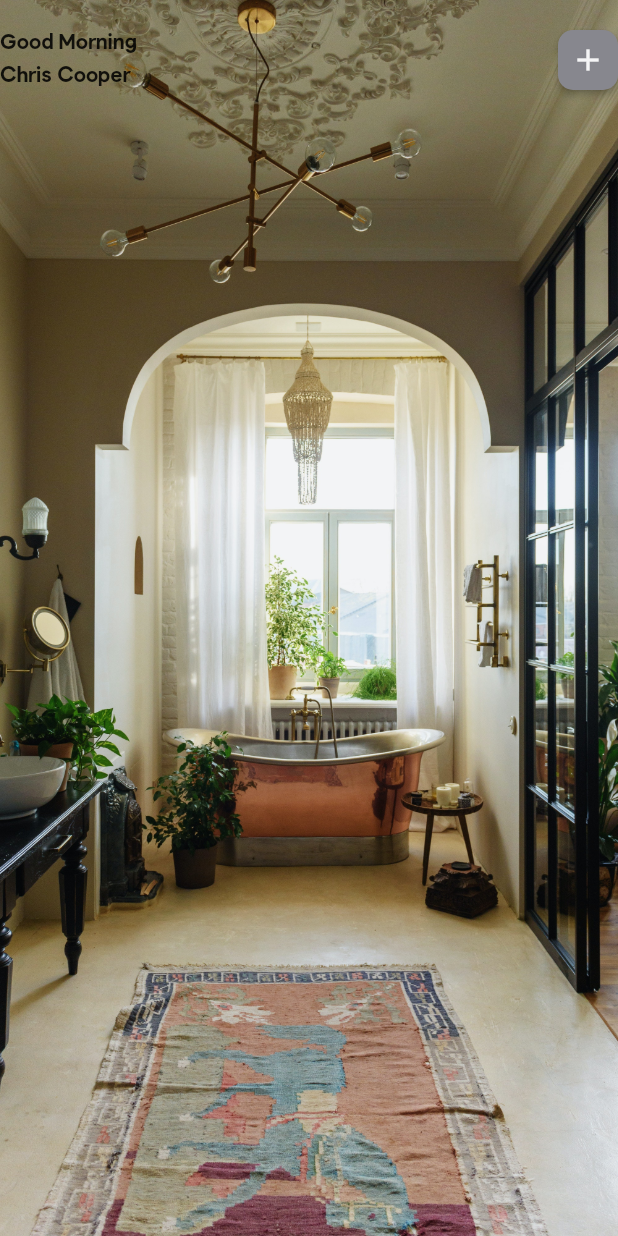
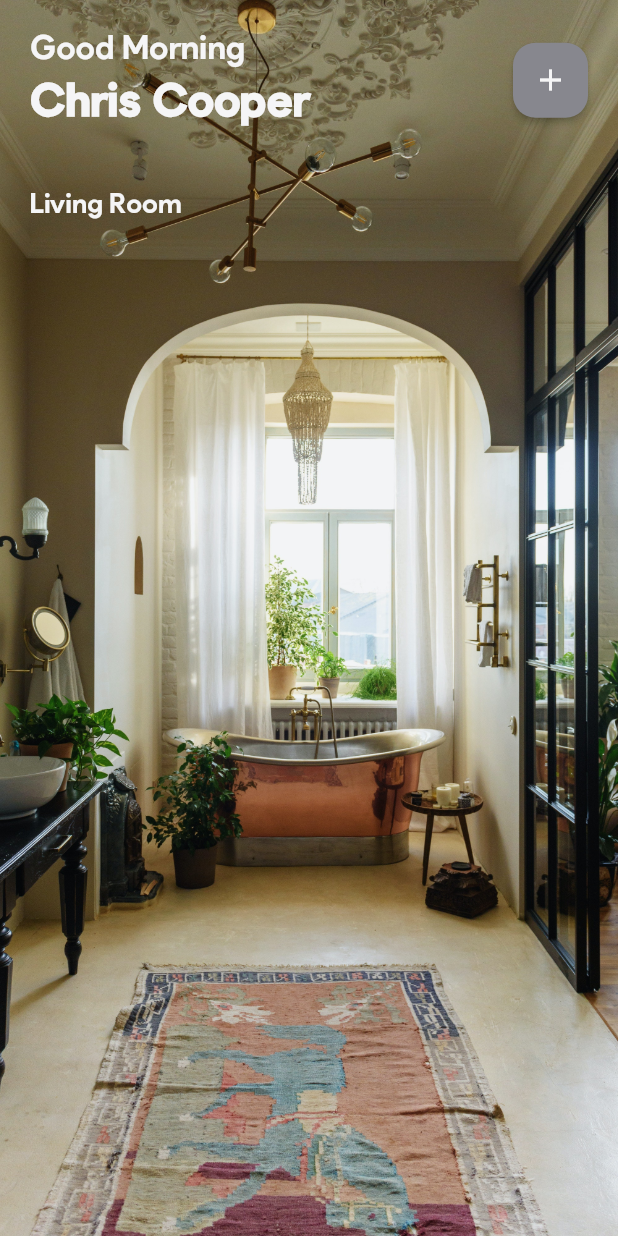
Before and after one commit to prateek601/smart_home_manager, a Flutter app: the screen it shows after launch, on a phone screen of 412 x 824 dp. Run offline on Flutter 3.47's test engine with Material 2 defaults, Android fonts, the phone set to English and light mode, and no system bars.

Commit message:
added stacked home widget , top section widget and card section widget and changed the location of Home.dart file

```diff
--- a/lib/Home.dart
+++ /dev/null
@@ -1,67 +0,0 @@
-import 'package:flutter/material.dart';
-import 'package:smart_home_manager/constants.dart';
-
-class Home extends StatefulWidget {
-  const Home({Key? key}) : super(key: key);
-
-  @override
-  _HomeState createState() => _HomeState();
-}
-
-class _HomeState extends State<Home> {
-  @override
-  Widget build(BuildContext context) {
-    return Scaffold(
-      body: Stack(
-        fit: StackFit.expand,
-        children: [
-          Container(
-            child: Image.asset(
-              'assets/home_bg.jpg',
-              fit: BoxFit.cover,
-            ),
-          ),
-          SafeArea(
-            child: Padding(
-              padding: const EdgeInsets.only(top: 20),
-              child: Container(
-                child: Column(
-                  children: [
-                    Row(
-                      mainAxisAlignment: MainAxisAlignment.spaceBetween,
-                      children: [
-                        Column(
-                          crossAxisAlignment: CrossAxisAlignment.start,
-                          children: [
-                            Text('Good Morning',),
-                            SizedBox(height: 5),
-                            Text('Chris Cooper')
-                          ],
-                        ),
-                        MaterialButton(
-                          onPressed: (){},
-                          color: Constants.greyColor,
-                          height: 40,
-                          minWidth: 40,
-                          materialTapTargetSize: MaterialTapTargetSize.shrinkWrap,
-                          padding: EdgeInsets.zero,
-                          child: Icon(
-                            Icons.add,
-                            color: Constants.whiteColor,
-                          ),
-                          shape: RoundedRectangleBorder(
-                            borderRadius:BorderRadius.circular(10.0),
-                          ),
-                        )
-                      ],
-                    )
-                  ],
-                ),
-              ),
-            ),
-          )
-        ],
-      ),
-    );
-  }
-}
--- a/lib/main.dart
+++ b/lib/main.dart
@@ -1,5 +1,5 @@
 import 'package:flutter/material.dart';
-import 'Home.dart';
+import 'screens/home/Home.dart';
 
 void main() {
   runApp(MyApp());
--- /dev/null
+++ b/lib/screens/home/CardSection.dart
@@ -0,0 +1,10 @@
+import 'package:flutter/material.dart';
+
+class CardSection extends StatelessWidget {
+  const CardSection({Key? key}) : super(key: key);
+
+  @override
+  Widget build(BuildContext context) {
+    return Container();
+  }
+}
--- /dev/null
+++ b/lib/screens/home/Home.dart
@@ -0,0 +1,27 @@
+import 'package:flutter/material.dart';
+import 'package:smart_home_manager/screens/home/StackedHome.dart';
+
+class Home extends StatefulWidget {
+  const Home({Key? key}) : super(key: key);
+
+  @override
+  _HomeState createState() => _HomeState();
+}
+
+class _HomeState extends State<Home> {
+  @override
+  Widget build(BuildContext context) {
+    return Scaffold(
+      body: Stack(
+        fit: StackFit.expand,
+        children: [
+          Image.asset(
+            'assets/home_bg.jpg',
+            fit: BoxFit.cover,
+          ),
+          StackedHome()
+        ],
+      ),
+    );
+  }
+}
--- /dev/null
+++ b/lib/screens/home/HomeTopSection.dart
@@ -0,0 +1,51 @@
+import 'package:flutter/material.dart';
+import 'package:smart_home_manager/constants.dart';
+
+class HomeTopSection extends StatelessWidget {
+  const HomeTopSection({Key? key}) : super(key: key);
+
+  @override
+  Widget build(BuildContext context) {
+    return Row(
+      mainAxisAlignment: MainAxisAlignment.spaceBetween,
+      children: [
+        Column(
+          crossAxisAlignment: CrossAxisAlignment.start,
+          children: [
+            Text(
+              'Good Morning',
+              style: TextStyle(
+                color: Constants.whiteColor,
+                fontSize: 22
+              ),
+            ),
+            SizedBox(height: 5),
+            Text(
+              'Chris Cooper',
+              style: TextStyle(
+                color: Constants.whiteColor,
+                fontSize: 30,
+                fontWeight: FontWeight.w700
+              ),
+            )
+          ],
+        ),
+        MaterialButton(
+          onPressed: (){},
+          color: Constants.greyColor,
+          height: 50,
+          minWidth: 50,
+          materialTapTargetSize: MaterialTapTargetSize.shrinkWrap,
+          padding: EdgeInsets.zero,
+          child: Icon(
+            Icons.add,
+            color: Constants.whiteColor,
+          ),
+          shape: RoundedRectangleBorder(
+            borderRadius:BorderRadius.circular(15.0),
+          ),
+        )
+      ],
+    );
+  }
+}
--- /dev/null
+++ b/lib/screens/home/StackedHome.dart
@@ -0,0 +1,36 @@
+import 'package:flutter/material.dart';
+import 'package:smart_home_manager/constants.dart';
+import 'package:smart_home_manager/screens/home/CardSection.dart';
+import 'package:smart_home_manager/screens/home/HomeTopSection.dart';
+
+class StackedHome extends StatelessWidget {
+  const StackedHome({Key? key}) : super(key: key);
+
+  @override
+  Widget build(BuildContext context) {
+    return SafeArea(
+      child: Padding(
+        padding: const EdgeInsets.only(top: 20,left: 20,right: 20),
+        child: Container(
+          child: Column(
+            crossAxisAlignment: CrossAxisAlignment.start,
+            children: [
+              HomeTopSection(),
+              Padding(
+                padding: const EdgeInsets.only(top: 40,bottom: 20),
+                child: Text(
+                  'Living Room',
+                  style: TextStyle(
+                    fontSize: 18,
+                    color: Constants.whiteColor
+                  ),
+                ),
+              ),
+              CardSection()
+            ],
+          ),
+        ),
+      ),
+    );
+  }
+}
```
